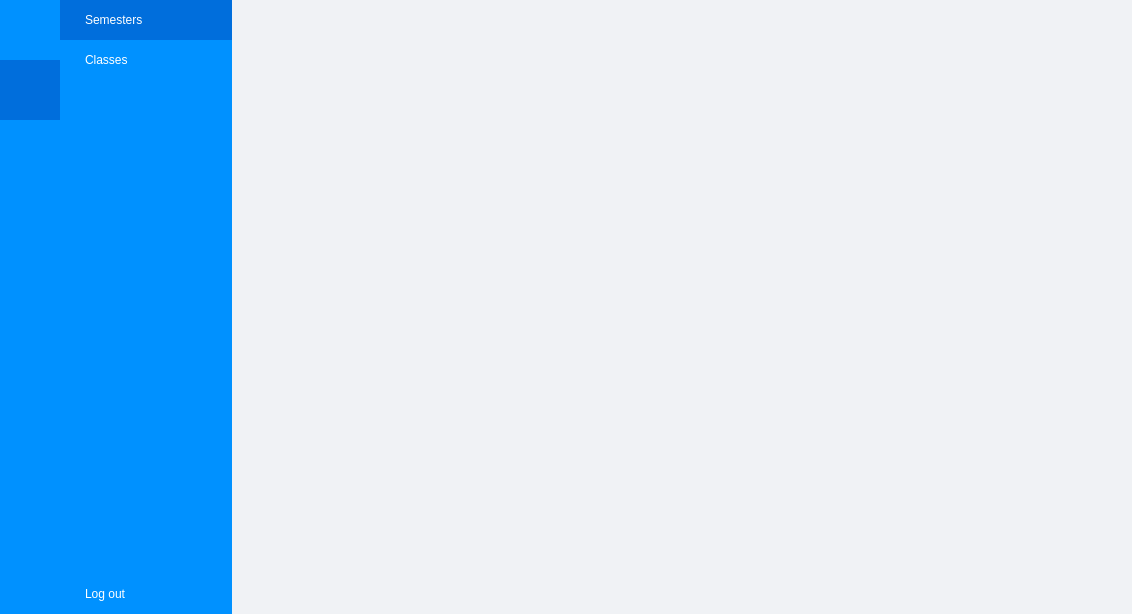
First picture: the form in LMS Qt Project/Moodle/staffmainview.ui, repository Nakuehe/Group_4, before the edit.
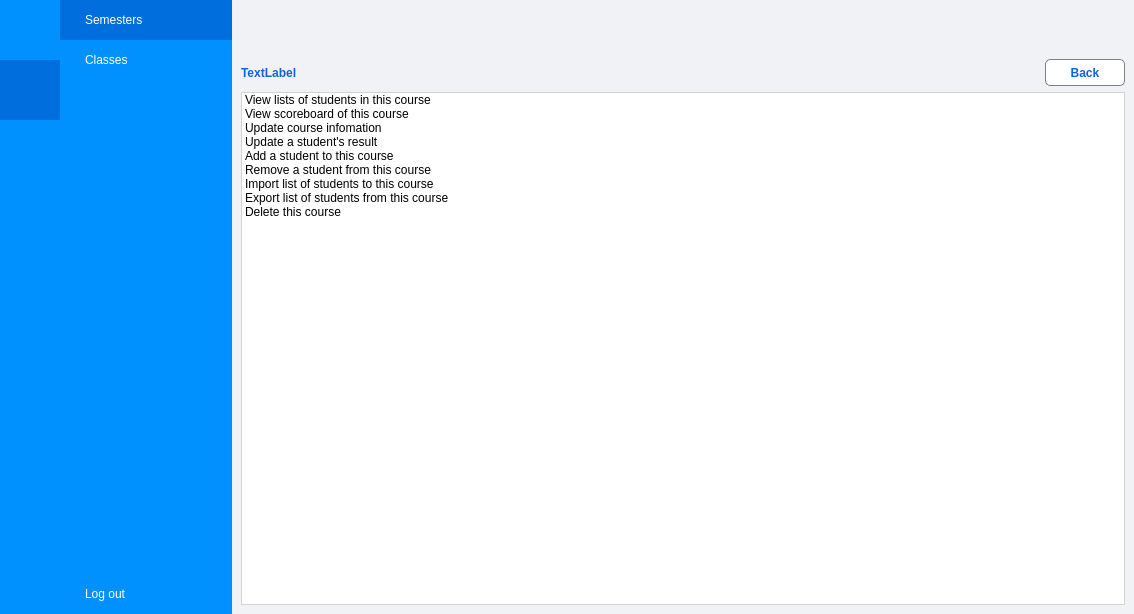
Second picture: the form after the edit. The open tabs and pages were chosen to show the change. Icons and pictures are not drawn.

Commit message: Finish structure for adding functions

Patch:
```diff
--- a/LMS Qt Project/Moodle/staffmainview.ui
+++ b/LMS Qt Project/Moodle/staffmainview.ui
@@ -6,7 +6,7 @@
    <rect>
     <x>0</x>
     <y>0</y>
-    <width>956</width>
+    <width>1134</width>
     <height>614</height>
    </rect>
   </property>
@@ -563,12 +563,195 @@
                <property name="spacing">
                 <number>5</number>
                </property>
+              </layout>
+             </widget>
+             <widget class="QWidget" name="page_3">
+              <layout class="QGridLayout" name="gridLayout_5"/>
+             </widget>
+             <widget class="QWidget" name="page">
+              <layout class="QGridLayout" name="gridLayout_6">
                <item row="0" column="0">
-                <widget class="QLabel" name="label_2">
-                 <property name="text">
-                  <string/>
-                 </property>
-                </widget>
+                <layout class="QVBoxLayout" name="verticalLayout_4">
+                 <item>
+                  <layout class="QHBoxLayout" name="horizontalLayout">
+                   <item>
+                    <widget class="QLabel" name="course_label">
+                     <property name="styleSheet">
+                      <string notr="true">text-align: center; font-weight: 500; color: #0D63E6; border: none;</string>
+                     </property>
+                     <property name="text">
+                      <string>TextLabel</string>
+                     </property>
+                    </widget>
+                   </item>
+                   <item>
+                    <spacer name="horizontalSpacer_2">
+                     <property name="orientation">
+                      <enum>Qt::Horizontal</enum>
+                     </property>
+                     <property name="sizeHint" stdset="0">
+                      <size>
+                       <width>40</width>
+                       <height>20</height>
+                      </size>
+                     </property>
+                    </spacer>
+                   </item>
+                   <item>
+                    <widget class="QPushButton" name="backButton">
+                     <property name="minimumSize">
+                      <size>
+                       <width>80</width>
+                       <height>27</height>
+                      </size>
+                     </property>
+                     <property name="styleSheet">
+                      <string notr="true">QPushButton { text-align: center; font-weight: 500; color: #0D63E6; border: 1px solid gray; background-color: white; border-radius: 5px;  }
+
+QPushButton::hover{color: #ff6600; text-decoration: underline;}</string>
+                     </property>
+                     <property name="text">
+                      <string>Back</string>
+                     </property>
+                    </widget>
+                   </item>
+                  </layout>
+                 </item>
+                 <item>
+                  <widget class="QListWidget" name="course_function_list">
+                   <property name="styleSheet">
+                    <string notr="true">background-color: white;
+border: 1px solid lightgray</string>
+                   </property>
+                   <item>
+                    <property name="text">
+                     <string>View lists of students in this course</string>
+                    </property>
+                   </item>
+                   <item>
+                    <property name="text">
+                     <string>View scoreboard of this course</string>
+                    </property>
+                   </item>
+                   <item>
+                    <property name="text">
+                     <string>Update course infomation</string>
+                    </property>
+                   </item>
+                   <item>
+                    <property name="text">
+                     <string>Update a student's result</string>
+                    </property>
+                   </item>
+                   <item>
+                    <property name="text">
+                     <string>Add a student to this course</string>
+                    </property>
+                   </item>
+                   <item>
+                    <property name="text">
+                     <string>Remove a student from this course</string>
+                    </property>
+                   </item>
+                   <item>
+                    <property name="text">
+                     <string>Import list of students to this course</string>
+                    </property>
+                   </item>
+                   <item>
+                    <property name="text">
+                     <string>Export list of students from this course</string>
+                    </property>
+                   </item>
+                   <item>
+                    <property name="text">
+                     <string>Delete this course</string>
+                    </property>
+                   </item>
+                  </widget>
+                 </item>
+                </layout>
+               </item>
+              </layout>
+             </widget>
+             <widget class="QWidget" name="page_4">
+              <layout class="QGridLayout" name="gridLayout_9">
+               <item row="0" column="0">
+                <layout class="QGridLayout" name="gridLayout_7">
+                 <item row="0" column="0">
+                  <layout class="QHBoxLayout" name="horizontalLayout_3">
+                   <item>
+                    <widget class="QLabel" name="class_name">
+                     <property name="styleSheet">
+                      <string notr="true">text-align: center; font-weight: 500; color: #0D63E6; border: none;</string>
+                     </property>
+                     <property name="text">
+                      <string>TextLabel</string>
+                     </property>
+                    </widget>
+                   </item>
+                   <item>
+                    <spacer name="horizontalSpacer_3">
+                     <property name="orientation">
+                      <enum>Qt::Horizontal</enum>
+                     </property>
+                     <property name="sizeHint" stdset="0">
+                      <size>
+                       <width>40</width>
+                       <height>20</height>
+                      </size>
+                     </property>
+                    </spacer>
+                   </item>
+                   <item>
+                    <widget class="QPushButton" name="backButton2">
+                     <property name="minimumSize">
+                      <size>
+                       <width>80</width>
+                       <height>27</height>
+                      </size>
+                     </property>
+                     <property name="styleSheet">
+                      <string notr="true">QPushButton { text-align: center; font-weight: 500; color: #0D63E6; border: 1px solid gray; background-color: white; border-radius: 5px;  }
+
+QPushButton::hover{color: #ff6600; text-decoration: underline;}</string>
+                     </property>
+                     <property name="text">
+                      <string>Back</string>
+                     </property>
+                    </widget>
+                   </item>
+                  </layout>
+                 </item>
+                 <item row="1" column="0">
+                  <widget class="QListWidget" name="class_function_list">
+                   <property name="styleSheet">
+                    <string notr="true">background-color: white;
+border: 1px solid lightgray</string>
+                   </property>
+                   <item>
+                    <property name="text">
+                     <string>Add a student to this class (first year student)</string>
+                    </property>
+                   </item>
+                   <item>
+                    <property name="text">
+                     <string>Import a list of student to this class</string>
+                    </property>
+                   </item>
+                   <item>
+                    <property name="text">
+                     <string>View list of students in this class</string>
+                    </property>
+                   </item>
+                   <item>
+                    <property name="text">
+                     <string>View the scoreboard of this class</string>
+                    </property>
+                   </item>
+                  </widget>
+                 </item>
+                </layout>
                </item>
               </layout>
              </widget>
```
Left out of the diff: 2 changed lines with no effect on the pictures. The commit also changes 17 other files.
